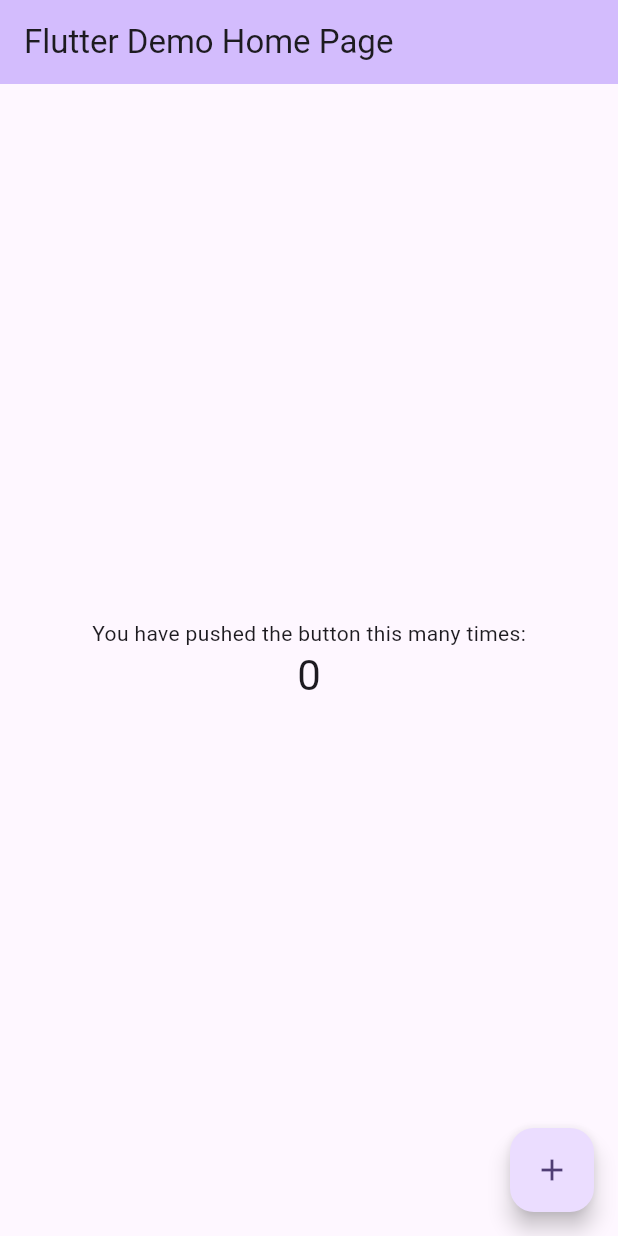
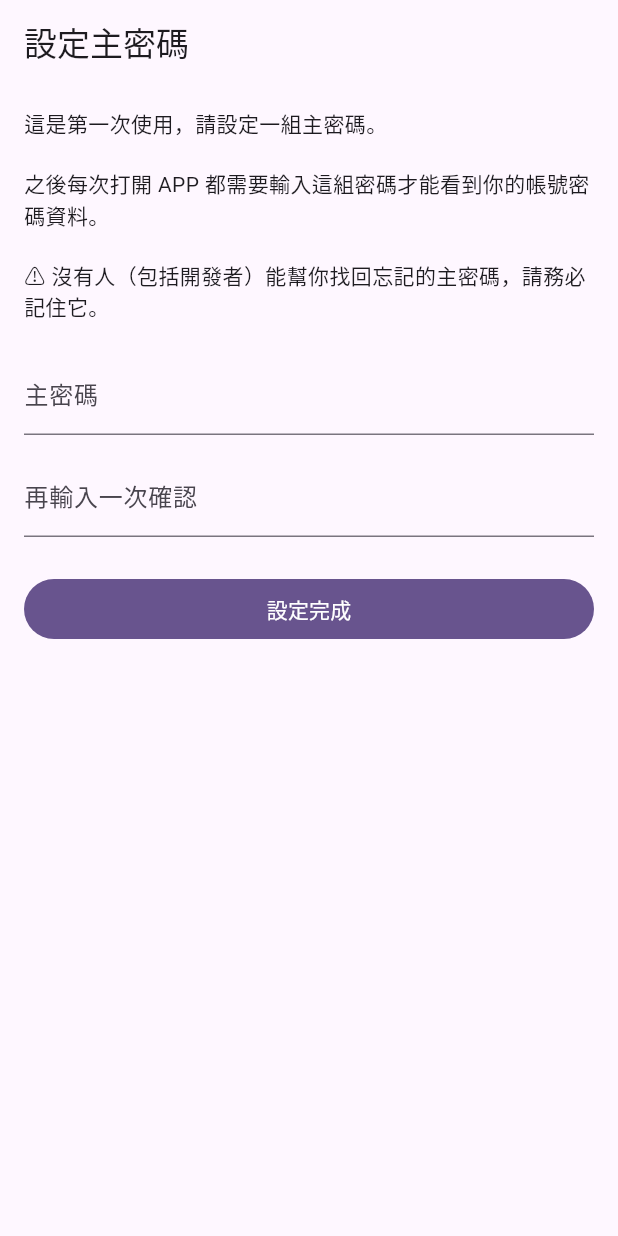
Before and after one commit to coldedge23/ivan-porject, a Flutter app: the screen it shows after launch, on a phone screen of 412 x 824 dp. Run offline on Flutter 3.47's test engine with Material 3 defaults, Android fonts, the phone set to English and light mode, and no system bars; our stand-ins replace hive_flutter; missing offline and left inert: cryptography, encrypt; accounts and stored records are empty.

Commit message:
密碼管理學習 Phase 1~3 完成：CRUD 骨架 + AES 加密 + 主密碼機制
- Phase 1：帳密新增/查看/編輯/刪除，Hive 本機資料庫
- Phase 2：密碼欄位改用 AES-256-GCM 加密後才存進資料庫
- Phase 3：改用 Argon2id 從主密碼衍生金鑰，金鑰只存在記憶體，
  不再落地儲存，做出「輸入主密碼才能解鎖」的完整流程

另外記錄了 Windows 上因 GDrive 中文路徑導致的多個建置工具問題，
以及對應的繞過方式（NTFS 目錄接合點 + gradle overridePathCheck）。

```diff
--- a/tools/密碼管理學習/lib/main.dart
+++ b/tools/密碼管理學習/lib/main.dart
@@ -1,122 +1,30 @@
 import 'package:flutter/material.dart';
 
-void main() {
-  runApp(const MyApp());
+import 'screens/setup_master_password_screen.dart';
+import 'screens/unlock_screen.dart';
+import 'services/entry_storage.dart';
+import 'services/master_password_service.dart';
+
+void main() async {
+  WidgetsFlutterBinding.ensureInitialized();
+  await EntryStorage.init();
+  final isSetUp = await MasterPasswordService.isSetUp();
+  runApp(MyApp(isSetUp: isSetUp));
 }
 
 class MyApp extends StatelessWidget {
-  const MyApp({super.key});
+  const MyApp({super.key, required this.isSetUp});
 
-  // This widget is the root of your application.
+  final bool isSetUp;
+
   @override
   Widget build(BuildContext context) {
     return MaterialApp(
-      title: 'Flutter Demo',
+      title: '密碼管理學習',
       theme: ThemeData(
-        // This is the theme of your application.
-        //
-        // TRY THIS: Try running your application with "flutter run". You'll see
-        // the application has a purple toolbar. Then, without quitting the app,
-        // try changing the seedColor in the colorScheme below to Colors.green
-        // and then invoke "hot reload" (save your changes or press the "hot
-        // reload" button in a Flutter-supported IDE, or press "r" if you used
-        // the command line to start the app).
-        //
-        // Notice that the counter didn't reset back to zero; the application
-        // state is not lost during the reload. To reset the state, use hot
-        // restart instead.
-        //
-        // This works for code too, not just values: Most code changes can be
-        // tested with just a hot reload.
-        colorScheme: .fromSeed(seedColor: Colors.deepPurple),
+        colorScheme: ColorScheme.fromSeed(seedColor: Colors.deepPurple),
       ),
-      home: const MyHomePage(title: 'Flutter Demo Home Page'),
+      home: isSetUp ? const UnlockScreen() : const SetupMasterPasswordScreen(),
     );
   }
 }
-
-class MyHomePage extends StatefulWidget {
-  const MyHomePage({super.key, required this.title});
-
-  // This widget is the home page of your application. It is stateful, meaning
-  // that it has a State object (defined below) that contains fields that affect
-  // how it looks.
-
-  // This class is the configuration for the state. It holds the values (in this
-  // case the title) provided by the parent (in this case the App widget) and
-  // used by the build method of the State. Fields in a Widget subclass are
-  // always marked "final".
-
-  final String title;
-
-  @override
-  State<MyHomePage> createState() => _MyHomePageState();
-}
-
-class _MyHomePageState extends State<MyHomePage> {
-  int _counter = 0;
-
-  void _incrementCounter() {
-    setState(() {
-      // This call to setState tells the Flutter framework that something has
-      // changed in this State, which causes it to rerun the build method below
-      // so that the display can reflect the updated values. If we changed
-      // _counter without calling setState(), then the build method would not be
-      // called again, and so nothing would appear to happen.
-      _counter++;
-    });
-  }
-
-  @override
-  Widget build(BuildContext context) {
-    // This method is rerun every time setState is called, for instance as done
-    // by the _incrementCounter method above.
-    //
-    // The Flutter framework has been optimized to make rerunning build methods
-    // fast, so that you can just rebuild anything that needs updating rather
-    // than having to individually change instances of widgets.
-    return Scaffold(
-      appBar: AppBar(
-        // TRY THIS: Try changing the color here to a specific color (to
-        // Colors.amber, perhaps?) and trigger a hot reload to see the AppBar
-        // change color while the other colors stay the same.
-        backgroundColor: Theme.of(context).colorScheme.inversePrimary,
-        // Here we take the value from the MyHomePage object that was created by
-        // the App.build method, and use it to set our appbar title.
-        title: Text(widget.title),
-      ),
-      body: Center(
-        // Center is a layout widget. It takes a single child and positions it
-        // in the middle of the parent.
-        child: Column(
-          // Column is also a layout widget. It takes a list of children and
-          // arranges them vertically. By default, it sizes itself to fit its
-          // children horizontally, and tries to be as tall as its parent.
-          //
-          // Column has various properties to control how it sizes itself and
-          // how it positions its children. Here we use mainAxisAlignment to
-          // center the children vertically; the main axis here is the vertical
-          // axis because Columns are vertical (the cross axis would be
-          // horizontal).
-          //
-          // TRY THIS: Invoke "debug painting" (choose the "Toggle Debug Paint"
-          // action in the IDE, or press "p" in the console), to see the
-          // wireframe for each widget.
-          mainAxisAlignment: .center,
-          children: [
-            const Text('You have pushed the button this many times:'),
-            Text(
-              '$_counter',
-              style: Theme.of(context).textTheme.headlineMedium,
-            ),
-          ],
-        ),
-      ),
-      floatingActionButton: FloatingActionButton(
-        onPressed: _incrementCounter,
-        tooltip: 'Increment',
-        child: const Icon(Icons.add),
-      ),
-    );
-  }
-}
--- /dev/null
+++ b/tools/密碼管理學習/lib/screens/setup_master_password_screen.dart
@@ -0,0 +1,86 @@
+import 'package:flutter/material.dart';
+
+import '../services/master_password_service.dart';
+import 'home_screen.dart';
+
+class SetupMasterPasswordScreen extends StatefulWidget {
+  const SetupMasterPasswordScreen({super.key});
+
+  @override
+  State<SetupMasterPasswordScreen> createState() =>
+      _SetupMasterPasswordScreenState();
+}
+
+class _SetupMasterPasswordScreenState
+    extends State<SetupMasterPasswordScreen> {
+  final _formKey = GlobalKey<FormState>();
+  final _passwordController = TextEditingController();
+  final _confirmController = TextEditingController();
+  bool _isWorking = false;
+
+  @override
+  void dispose() {
+    _passwordController.dispose();
+    _confirmController.dispose();
+    super.dispose();
+  }
+
+  Future<void> _submit() async {
+    if (!_formKey.currentState!.validate()) return;
+    setState(() => _isWorking = true);
+
+    await MasterPasswordService.setup(_passwordController.text);
+
+    if (!mounted) return;
+    Navigator.of(context).pushReplacement(
+      MaterialPageRoute(builder: (_) => const HomeScreen()),
+    );
+  }
+
+  @override
+  Widget build(BuildContext context) {
+    return Scaffold(
+      appBar: AppBar(title: const Text('設定主密碼')),
+      body: Form(
+        key: _formKey,
+        child: ListView(
+          padding: const EdgeInsets.all(16),
+          children: [
+            const Text(
+              '這是第一次使用，請設定一組主密碼。\n\n'
+              '之後每次打開 APP 都需要輸入這組密碼才能看到你的帳號密碼資料。\n\n'
+              '⚠️ 沒有人（包括開發者）能幫你找回忘記的主密碼，請務必記住它。',
+            ),
+            const SizedBox(height: 20),
+            TextFormField(
+              controller: _passwordController,
+              obscureText: true,
+              decoration: const InputDecoration(labelText: '主密碼'),
+              validator: (value) =>
+                  (value == null || value.length < 4) ? '至少輸入 4 個字元' : null,
+            ),
+            const SizedBox(height: 12),
+            TextFormField(
+              controller: _confirmController,
+              obscureText: true,
+              decoration: const InputDecoration(labelText: '再輸入一次確認'),
+              validator: (value) =>
+                  value != _passwordController.text ? '兩次輸入不一致' : null,
+            ),
+            const SizedBox(height: 24),
+            FilledButton(
+              onPressed: _isWorking ? null : _submit,
+              child: _isWorking
+                  ? const SizedBox(
+                      width: 20,
+                      height: 20,
+                      child: CircularProgressIndicator(strokeWidth: 2),
+                    )
+                  : const Text('設定完成'),
+            ),
+          ],
+        ),
+      ),
+    );
+  }
+}
--- /dev/null
+++ b/tools/密碼管理學習/lib/services/master_password_service.dart
@@ -0,0 +1,92 @@
+import 'dart:convert';
+import 'dart:math';
+import 'dart:typed_data';
+
+import 'package:cryptography/cryptography.dart' as crypto;
+import 'package:encrypt/encrypt.dart' as enc;
+import 'package:hive_flutter/hive_flutter.dart';
+
+import 'crypto_service.dart';
+
+/// Phase 3：主密碼機制。
+///
+/// 金鑰不是隨便存起來的東西，而是每次用「你輸入的主密碼」+ 一組隨機鹽值（salt），
+/// 透過 Argon2id（刻意設計得很慢、抗暴力破解的金鑰衍生演算法）現場算出來。
+/// 我們不會、也沒辦法存下主密碼本身——只存了鹽值，跟一個用來「驗證密碼對不對」
+/// 的加密驗證碼（verifier）。忘記主密碼 = 資料真的救不回來，這是刻意的設計。
+class MasterPasswordService {
+  static const _boxName = 'master_password_box';
+  static const _saltKey = 'salt';
+  static const _verifierKey = 'verifier';
+  static const _verifyPlainText = 'master_password_ok';
+
+  static final _argon2 = crypto.Argon2id(
+    memory: 19456, // 19 MiB，OWASP 建議的互動式登入基準值
+    parallelism: 1,
+    iterations: 2,
+    hashLength: 32, // AES-256 需要 32 bytes 的金鑰
+  );
+
+  static Future<Box> _box() => Hive.openBox(_boxName);
+
+  static Future<bool> isSetUp() async {
+    final box = await _box();
+    return box.containsKey(_saltKey);
+  }
+
+  static List<int> _randomSalt() {
+    final random = Random.secure();
+    return List<int>.generate(16, (_) => random.nextInt(256));
+  }
+
+  static Future<enc.Key> _deriveKey(String password, List<int> salt) async {
+    final secretKey = await _argon2.deriveKeyFromPassword(
+      password: password,
+      nonce: salt,
+    );
+    final keyBytes = await secretKey.extractBytes();
+    return enc.Key(Uint8List.fromList(keyBytes));
+  }
+
+  /// 第一次使用：設定主密碼。
+  static Future<void> setup(String password) async {
+    final salt = _randomSalt();
+    final key = await _deriveKey(password, salt);
+
+    final encrypter = enc.Encrypter(enc.AES(key, mode: enc.AESMode.gcm));
+    final iv = enc.IV.fromSecureRandom(12);
+    final verifier = encrypter.encrypt(_verifyPlainText, iv: iv);
+
+    final box = await _box();
+    await box.put(_saltKey, base64Encode(salt));
+    await box.put(_verifierKey, '${iv.base64}:${verifier.base64}');
+
+    CryptoService.setActiveKey(key);
+  }
+
+  /// 輸入主密碼解鎖。成功會把金鑰設進 CryptoService 並回傳 true。
+  static Future<bool> unlock(String password) async {
+    final box = await _box();
+    final saltBase64 = box.get(_saltKey) as String?;
+    final verifierPayload = box.get(_verifierKey) as String?;
+    if (saltBase64 == null || verifierPayload == null) return false;
+
+    final salt = base64Decode(saltBase64);
+    final key = await _deriveKey(password, salt);
+
+    try {
+      final parts = verifierPayload.split(':');
+      final iv = enc.IV.fromBase64(parts[0]);
+      final encrypted = enc.Encrypted.fromBase64(parts[1]);
+      final encrypter = enc.Encrypter(enc.AES(key, mode: enc.AESMode.gcm));
+      final decrypted = encrypter.decrypt(encrypted, iv: iv);
+      if (decrypted != _verifyPlainText) return false;
+    } catch (_) {
+      // 密碼錯 → 衍生出來的金鑰跟著錯 → GCM 驗證失敗，直接視為密碼錯誤。
+      return false;
+    }
+
+    CryptoService.setActiveKey(key);
+    return true;
+  }
+}
--- a/tools/密碼管理學習/pubspec.yaml
+++ b/tools/密碼管理學習/pubspec.yaml
@@ -34,6 +34,11 @@ dependencies:
   # The following adds the Cupertino Icons font to your application.
   # Use with the CupertinoIcons class for iOS style icons.
   cupertino_icons: ^1.0.8
+  hive: ^2.2.3
+  hive_flutter: ^1.1.0
+  path_provider: ^2.1.6
+  encrypt: ^5.0.3
+  cryptography: ^2.9.0
 
 dev_dependencies:
   flutter_test:
```
Also changed, not shown: tools/密碼管理學習/lib/models/password_entry.dart (added, +51 -0 lines), tools/密碼管理學習/lib/screens/edit_entry_screen.dart (added, +126 -0 lines), tools/密碼管理學習/lib/screens/home_screen.dart (added, +106 -0 lines), tools/密碼管理學習/lib/screens/unlock_screen.dart (added, +83 -0 lines), tools/密碼管理學習/lib/services/crypto_service.dart (added, +33 -0 lines), tools/密碼管理學習/lib/services/entry_storage.dart (added, +41 -0 lines), tools/密碼管理學習/pubspec.lock, 4 other files.
